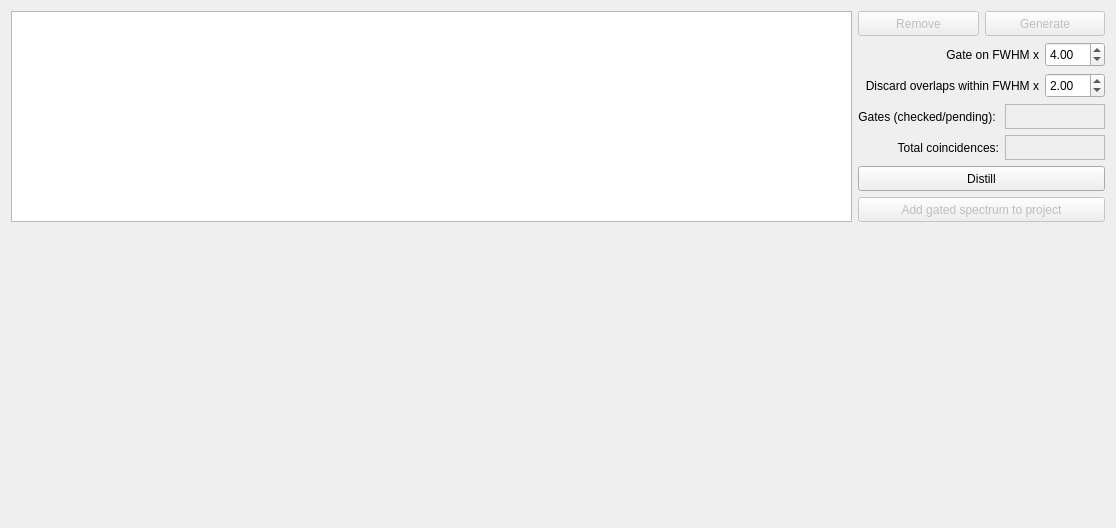
Above: gui/analysis/form_multi_gates.ui from usnistgov/qpx-gamma before the change. Below: the same form after it.
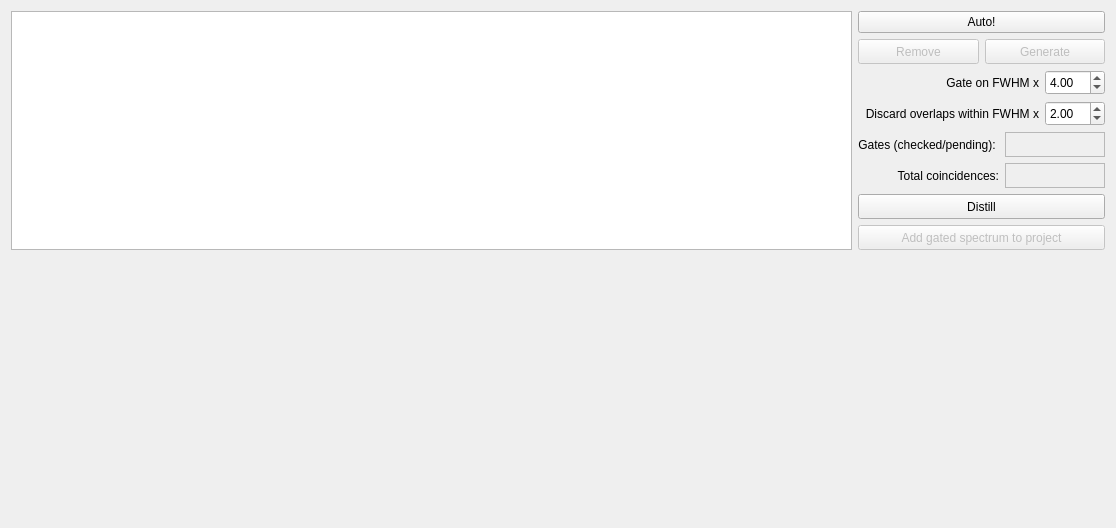
That is the form after the change. Custom widgets are drawn as their Qt base class.

Commit message: 2d gated peak search automation, ValUncert class, 2d peak integration with uncertainties

What changed in the file:
```diff
--- a/gui/analysis/form_multi_gates.ui
+++ b/gui/analysis/form_multi_gates.ui
@@ -37,6 +37,13 @@
        <property name="sizeConstraint">
         <enum>QLayout::SetMaximumSize</enum>
        </property>
+       <item>
+        <widget class="QPushButton" name="pushAuto">
+         <property name="text">
+          <string>Auto!</string>
+         </property>
+        </widget>
+       </item>
        <item>
         <layout class="QHBoxLayout" name="horizontalLayout_5">
          <item>
```
The commit also changes 54 other files.
